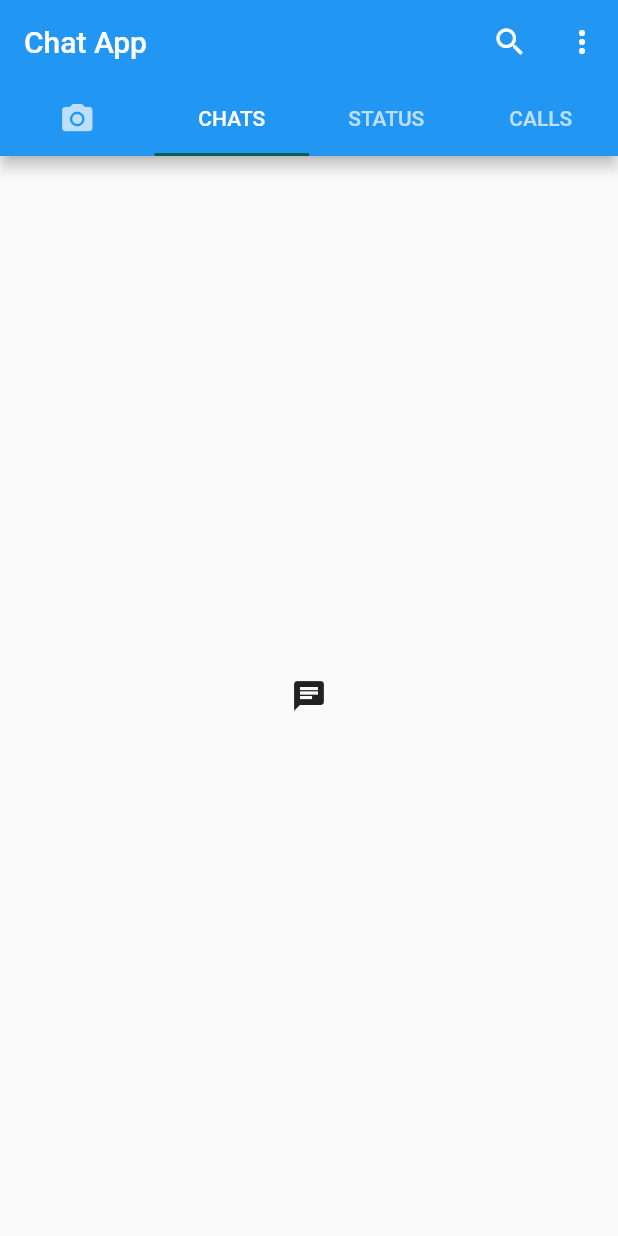
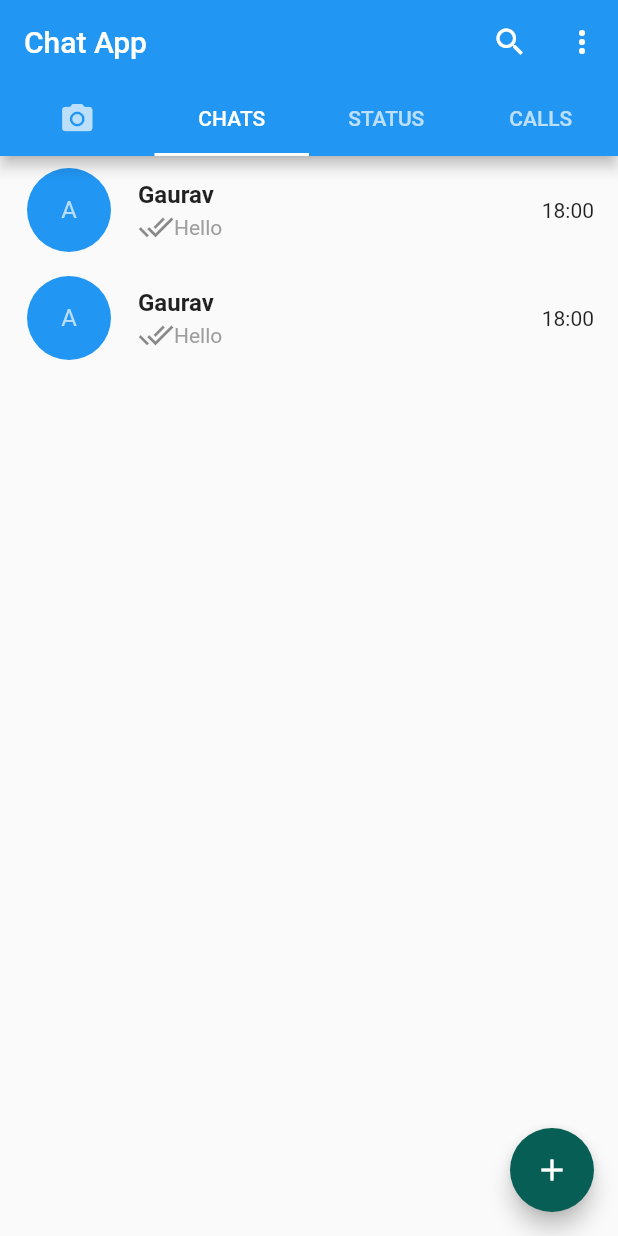
Before and after one commit to gauravchaulagain/Chat-App, a Flutter app: the screen it shows after launch, tab 2 chosen, on a phone screen of 412 x 824 dp. Run offline on Flutter 3.47's test engine with Material 2 defaults, Android fonts, the phone set to English and light mode, and no system bars; Roboto replaces fonts that are missing (OpenSans).

Commit message:
Chat Page

```diff
--- /dev/null
+++ b/lib/CustomUI/CustomCard.dart
@@ -0,0 +1,25 @@
+import 'package:flutter/material.dart';
+
+class CustomCard extends StatelessWidget {
+  const CustomCard({Key? key}) : super(key: key);
+
+  @override
+  Widget build(BuildContext context) {
+    return ListTile(
+      leading: CircleAvatar(
+        radius: 30,
+        backgroundColor: Colors.blue,
+        child: Text('A'),
+      ),
+      title: Text('Gaurav',
+          style: TextStyle(fontSize: 16, fontWeight: FontWeight.bold)),
+      subtitle: Row(
+        children: [
+          Icon(Icons.done_all),
+          Text('Hello', style: TextStyle(fontSize: 14, color: Colors.grey)),
+        ],
+      ),
+      trailing: Text('18:00'),
+    );
+  }
+}
--- /dev/null
+++ b/lib/Pages/ChatPage.dart
@@ -0,0 +1,31 @@
+
+import 'package:flutter/material.dart';
+import 'package:chatapp/CustomUI/CustomCard.dart';
+
+
+class ChatPage extends StatefulWidget {
+  const ChatPage({ Key? key }) : super(key: key);
+
+  @override
+  _ChatPageState createState() => _ChatPageState();
+}
+
+class _ChatPageState extends State<ChatPage> {
+  @override
+  Widget build(BuildContext context) {
+    return Scaffold(
+      floatingActionButton: FloatingActionButton(
+        onPressed: () {},
+        child: Icon(Icons.add),
+      ),
+      body:ListView(
+        children:[
+          CustomCard(),
+          CustomCard(),
+        ]
+
+
+      )
+    );
+  }
+}
--- a/lib/Screens/Homescreen.dart
+++ b/lib/Screens/Homescreen.dart
@@ -1,3 +1,4 @@
+import 'package:chatapp/Pages/ChatPage.dart';
 import 'package:flutter/material.dart';
 
 class Homescreen extends StatefulWidget {
@@ -55,6 +56,7 @@ class _HomescreenState extends State<Homescreen>
         ],
         bottom: TabBar(
           controller: _controller,
+          indicatorColor: Colors.white,
           tabs: [
             Tab(icon: Icon(Icons.camera_alt)),
             Tab(text: "CHATS"),
@@ -67,7 +69,7 @@ class _HomescreenState extends State<Homescreen>
         controller: _controller,
         children: [
           Icon(Icons.camera_alt),
-          Icon(Icons.chat),
+          ChatPage(),
           Icon(Icons.chat),
           Icon(Icons.chat)
         ],
```
Also changed, not shown: pubspec.yaml (+6 -5 lines), fonts/OpenSans-Bold.ttf (added), fonts/OpenSans-BoldItalic.ttf (added), fonts/OpenSans-ExtraBold.ttf (added), fonts/OpenSans-ExtraBoldItalic.ttf (added), fonts/OpenSans-Italic.ttf (added), fonts/OpenSans-Light.ttf (added), fonts/OpenSans-LightItalic.ttf (added), fonts/OpenSans-Medium.ttf (added), fonts/OpenSans-MediumItalic.ttf (added), fonts/OpenSans-Regular.ttf (added), fonts/OpenSans-SemiBold.ttf (added), fonts/OpenSans-SemiBoldItalic.ttf (added).
